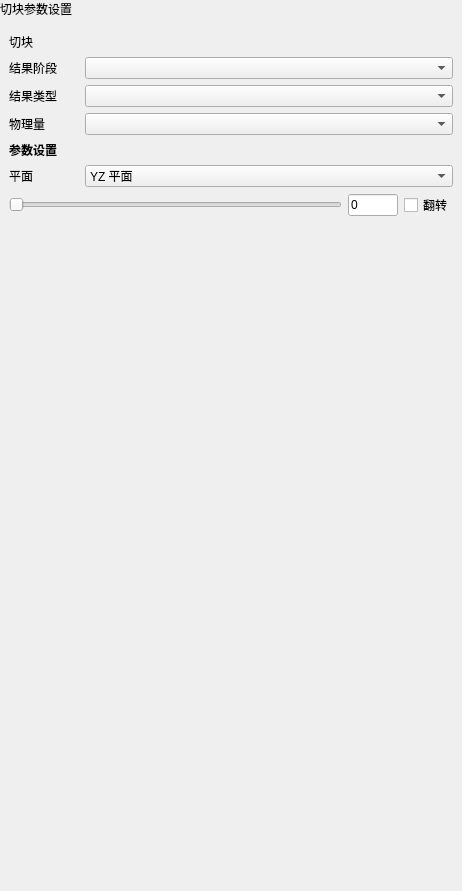
Before: the Qt Designer form plugins/Base_PostProcessing/BlockSettingsWidget.ui in asd977/base_cae, drawn with Qt 5.
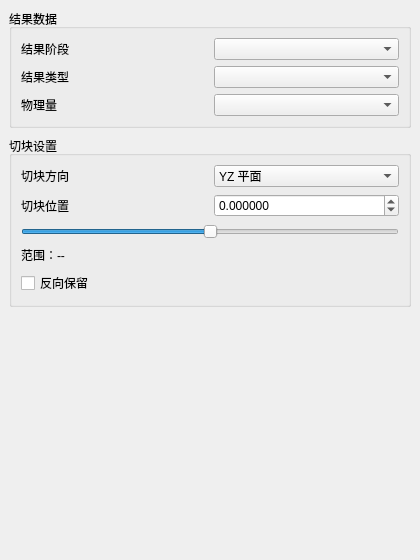
After: the same form once the commit is applied.

```diff
--- a/plugins/Base_PostProcessing/BlockSettingsWidget.ui
+++ b/plugins/Base_PostProcessing/BlockSettingsWidget.ui
@@ -2,329 +2,46 @@
 <ui version="4.0">
  <class>BlockSettingsWidget</class>
  <widget class="QWidget" name="BlockSettingsWidget">
-  <property name="geometry">
-   <rect>
-    <x>0</x>
-    <y>0</y>
-    <width>462</width>
-    <height>891</height>
-   </rect>
-  </property>
-  <property name="windowTitle">
-   <string>裁剪设置</string>
-  </property>
-  <layout class="QVBoxLayout" name="verticalLayout_2">
-   <property name="leftMargin">
-    <number>0</number>
-   </property>
-   <property name="topMargin">
-    <number>0</number>
-   </property>
-   <property name="rightMargin">
-    <number>0</number>
-   </property>
-   <property name="bottomMargin">
-    <number>0</number>
-   </property>
+  <property name="geometry"><rect><x>0</x><y>0</y><width>420</width><height>560</height></rect></property>
+  <property name="windowTitle"><string>切块</string></property>
+  <layout class="QVBoxLayout" name="verticalLayout">
+   <property name="spacing"><number>8</number></property><property name="leftMargin"><number>9</number></property><property name="topMargin"><number>9</number></property><property name="rightMargin"><number>9</number></property><property name="bottomMargin"><number>9</number></property>
    <item>
-    <widget class="QLabel" name="pageHeaderLabel">
-     <property name="visible">
-      <bool>false</bool>
-     </property>
-     <property name="sizePolicy">
-      <sizepolicy hsizetype="Preferred" vsizetype="Fixed">
-       <horstretch>0</horstretch>
-       <verstretch>0</verstretch>
-      </sizepolicy>
-     </property>
-     <property name="text">
-      <string>切块参数设置</string>
-     </property>
+    <widget class="QGroupBox" name="resultDataGroupBox">
+     <property name="title"><string>结果数据</string></property>
+     <layout class="QGridLayout" name="resultDataLayout">
+      <property name="horizontalSpacing"><number>8</number></property><property name="verticalSpacing"><number>6</number></property>
+      <item row="0" column="0"><widget class="QLabel" name="resultStageLabel"><property name="text"><string>结果阶段</string></property></widget></item>
+      <item row="0" column="1"><widget class="QComboBox" name="resultDirComboBox"/></item>
+      <item row="1" column="0"><widget class="QLabel" name="resultTypeLabel"><property name="text"><string>结果类型</string></property></widget></item>
+      <item row="1" column="1"><widget class="QComboBox" name="stepComboBox"/></item>
+      <item row="2" column="0"><widget class="QLabel" name="scalarLabel"><property name="text"><string>物理量</string></property></widget></item>
+      <item row="2" column="1"><widget class="QComboBox" name="scalarComboBox"/></item>
+     </layout>
     </widget>
    </item>
    <item>
-    <layout class="QVBoxLayout" name="contentLayout">
-     <property name="leftMargin">
-      <number>9</number>
-     </property>
-     <property name="topMargin">
-      <number>9</number>
-     </property>
-     <property name="rightMargin">
-      <number>9</number>
-     </property>
-     <property name="bottomMargin">
-      <number>9</number>
-     </property>
-     <property name="spacing">
-      <number>6</number>
-     </property>
-     <item>
-      <widget class="QLabel" name="label">
-       <property name="sizePolicy">
-        <sizepolicy hsizetype="Preferred" vsizetype="Maximum">
-         <horstretch>0</horstretch>
-         <verstretch>0</verstretch>
-        </sizepolicy>
-       </property>
-       <property name="maximumSize">
-        <size>
-         <width>16777215</width>
-         <height>30</height>
-        </size>
-       </property>
-       <property name="text">
-        <string>切块</string>
-       </property>
-      </widget>
-     </item>
-     <item>
-      <widget class="QWidget" name="widget" native="true">
-       <layout class="QGridLayout" name="gridLayout">
-        <item row="0" column="0">
-         <widget class="QLabel" name="resultStageLabel">
-          <property name="text">
-           <string>结果阶段</string>
-          </property>
-         </widget>
-        </item>
-        <item row="0" column="1">
-         <widget class="QComboBox" name="resultDirComboBox"/>
-        </item>
-        <item row="2" column="1">
-         <widget class="QComboBox" name="scalarComboBox">
-          <property name="minimumSize">
-           <size>
-            <width>10</width>
-            <height>0</height>
-           </size>
-          </property>
-         </widget>
-        </item>
-        <item row="2" column="0">
-         <widget class="QLabel" name="label_60">
-          <property name="minimumSize">
-           <size>
-            <width>70</width>
-            <height>0</height>
-           </size>
-          </property>
-          <property name="maximumSize">
-           <size>
-            <width>70</width>
-            <height>16777215</height>
-           </size>
-          </property>
-          <property name="text">
-           <string>物理量</string>
-          </property>
-         </widget>
-        </item>
-        <item row="1" column="0">
-         <widget class="QLabel" name="label_2">
-          <property name="text">
-           <string>结果类型</string>
-          </property>
-         </widget>
-        </item>
-        <item row="1" column="1">
-         <widget class="QComboBox" name="stepComboBox">
-          <property name="minimumSize">
-           <size>
-            <width>10</width>
-            <height>0</height>
-           </size>
-          </property>
-         </widget>
-        </item>
-        <property name="leftMargin">
-         <number>0</number>
-        </property>
-        <property name="topMargin">
-         <number>0</number>
-        </property>
-        <property name="rightMargin">
-         <number>0</number>
-        </property>
-        <property name="bottomMargin">
-         <number>0</number>
-        </property>
-       </layout>
-      </widget>
-     </item>
-     <item>
-      <widget class="QLabel" name="pushButton_2">
-       <property name="font">
-        <font>
-         <weight>75</weight>
-         <bold>true</bold>
-        </font>
-       </property>
-       <property name="margin">
-        <number>2</number>
-       </property>
-       <property name="text">
-        <string>参数设置</string>
-       </property>
-      </widget>
-     </item>
-     <item>
-      <widget class="QWidget" name="widget_2" native="true">
-       <layout class="QVBoxLayout" name="verticalLayout_3">
-        <item>
-         <layout class="QHBoxLayout" name="horizontalLayout_65">
-          <item>
-           <widget class="QLabel" name="label_59">
-            <property name="sizePolicy">
-             <sizepolicy hsizetype="Fixed" vsizetype="Preferred">
-              <horstretch>0</horstretch>
-              <verstretch>0</verstretch>
-             </sizepolicy>
-            </property>
-            <property name="minimumSize">
-             <size>
-              <width>70</width>
-              <height>0</height>
-             </size>
-            </property>
-            <property name="maximumSize">
-             <size>
-              <width>70</width>
-              <height>16777215</height>
-             </size>
-            </property>
-            <property name="text">
-             <string>平面</string>
-            </property>
-           </widget>
-          </item>
-          <item>
-           <widget class="QComboBox" name="planeComboBox">
-            <item>
-             <property name="text">
-              <string>YZ 平面</string>
-             </property>
-            </item>
-            <item>
-             <property name="text">
-              <string>XZ 平面</string>
-             </property>
-            </item>
-            <item>
-             <property name="text">
-              <string>XY 平面</string>
-             </property>
-            </item>
-            <property name="minimumSize">
-             <size>
-              <width>10</width>
-              <height>0</height>
-             </size>
-            </property>
-           </widget>
-          </item>
-          <property name="leftMargin">
-           <number>0</number>
-          </property>
-          <property name="topMargin">
-           <number>0</number>
-          </property>
-          <property name="rightMargin">
-           <number>0</number>
-          </property>
-          <property name="bottomMargin">
-           <number>0</number>
-          </property>
-         </layout>
-        </item>
-        <item>
-         <layout class="QHBoxLayout" name="horizontalLayout_9" stretch="0,0,0">
-          <item>
-           <widget class="QSlider" name="blockSlider">
-            <property name="maximum">
-             <number>100</number>
-            </property>
-            <property name="orientation">
-             <enum>Qt::Horizontal</enum>
-            </property>
-           </widget>
-          </item>
-          <item>
-           <widget class="QLineEdit" name="blockLineEdit">
-            <property name="sizePolicy">
-             <sizepolicy hsizetype="Preferred" vsizetype="Fixed">
-              <horstretch>0</horstretch>
-              <verstretch>0</verstretch>
-             </sizepolicy>
-            </property>
-            <property name="maximumSize">
-             <size>
-              <width>50</width>
-              <height>16777215</height>
-             </size>
-            </property>
-            <property name="text">
-             <string>0</string>
-            </property>
-            <property name="minimumSize">
-             <size>
-              <width>10</width>
-              <height>0</height>
-             </size>
-            </property>
-           </widget>
-          </item>
-          <item>
-           <widget class="QCheckBox" name="flipCheckBox">
-            <property name="text">
-             <string>翻转</string>
-            </property>
-           </widget>
-          </item>
-          <property name="leftMargin">
-           <number>0</number>
-          </property>
-          <property name="topMargin">
-           <number>0</number>
-          </property>
-          <property name="rightMargin">
-           <number>0</number>
-          </property>
-          <property name="bottomMargin">
-           <number>0</number>
-          </property>
-         </layout>
-        </item>
-        <property name="leftMargin">
-         <number>0</number>
-        </property>
-        <property name="topMargin">
-         <number>0</number>
-        </property>
-        <property name="rightMargin">
-         <number>0</number>
-        </property>
-        <property name="bottomMargin">
-         <number>0</number>
-        </property>
-       </layout>
-      </widget>
-     </item>
-     <item>
-      <spacer name="verticalSpacer">
-       <property name="orientation">
-        <enum>Qt::Vertical</enum>
-       </property>
-       <property name="sizeHint" stdset="0">
-        <size>
-         <width>20</width>
-         <height>40</height>
-        </size>
-       </property>
-      </spacer>
-     </item>
-    </layout>
+    <widget class="QGroupBox" name="geometryGroupBox">
+     <property name="title"><string>切块设置</string></property>
+     <layout class="QGridLayout" name="geometryLayout">
+      <property name="horizontalSpacing"><number>8</number></property><property name="verticalSpacing"><number>7</number></property>
+      <item row="0" column="0"><widget class="QLabel" name="planeLabel"><property name="text"><string>切块方向</string></property></widget></item>
+      <item row="0" column="1">
+       <widget class="QComboBox" name="planeComboBox">
+        <item><property name="text"><string>YZ 平面</string></property></item>
+        <item><property name="text"><string>XZ 平面</string></property></item>
+        <item><property name="text"><string>XY 平面</string></property></item>
+       </widget>
+      </item>
+      <item row="1" column="0"><widget class="QLabel" name="positionLabel"><property name="text"><string>切块位置</string></property></widget></item>
+      <item row="1" column="1"><widget class="QDoubleSpinBox" name="blockPositionSpin"><property name="decimals"><number>6</number></property><property name="minimum"><double>-999999999.000000000000000</double></property><property name="maximum"><double>999999999.000000000000000</double></property><property name="keyboardTracking"><bool>false</bool></property></widget></item>
+      <item row="2" column="0" colspan="2"><widget class="QSlider" name="blockSlider"><property name="maximum"><number>1000</number></property><property name="value"><number>500</number></property><property name="orientation"><enum>Qt::Horizontal</enum></property></widget></item>
+      <item row="3" column="0" colspan="2"><widget class="QLabel" name="blockRangeLabel"><property name="text"><string>范围：--</string></property></widget></item>
+      <item row="4" column="0" colspan="2"><widget class="QCheckBox" name="flipCheckBox"><property name="text"><string>反向保留</string></property></widget></item>
+     </layout>
+    </widget>
    </item>
+   <item><spacer name="verticalSpacer"><property name="orientation"><enum>Qt::Vertical</enum></property><property name="sizeHint" stdset="0"><size><width>20</width><height>40</height></size></property></spacer></item>
   </layout>
  </widget>
  <resources />
```
Left out of the diff: 6 changed lines with no effect on the pictures.
